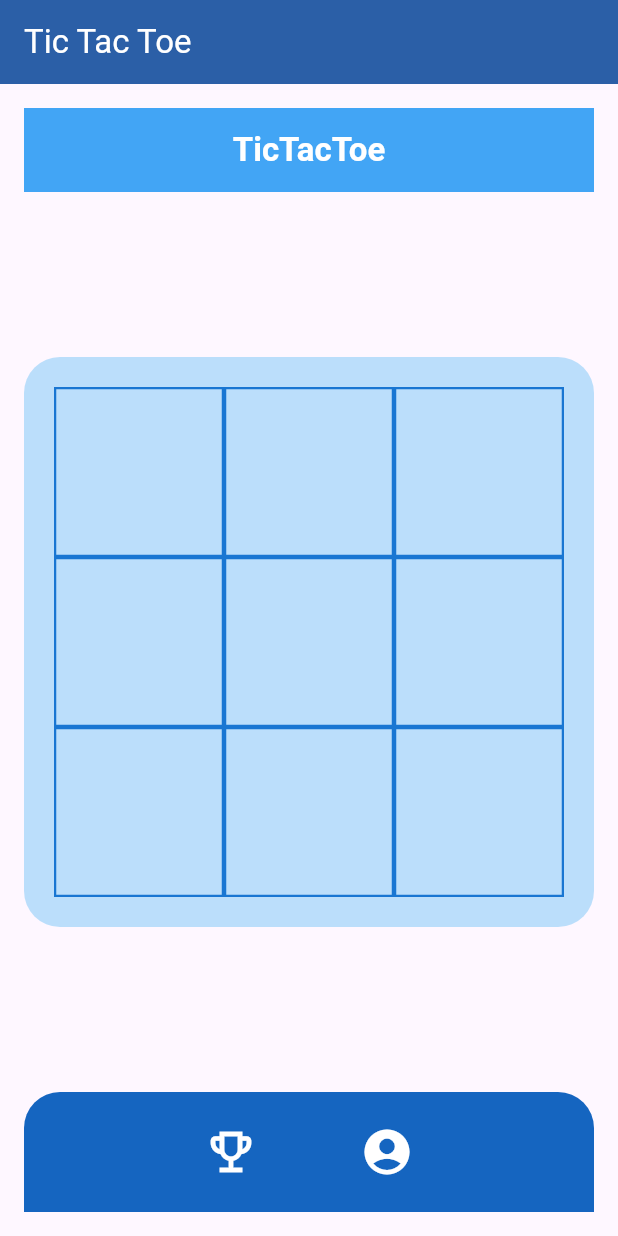
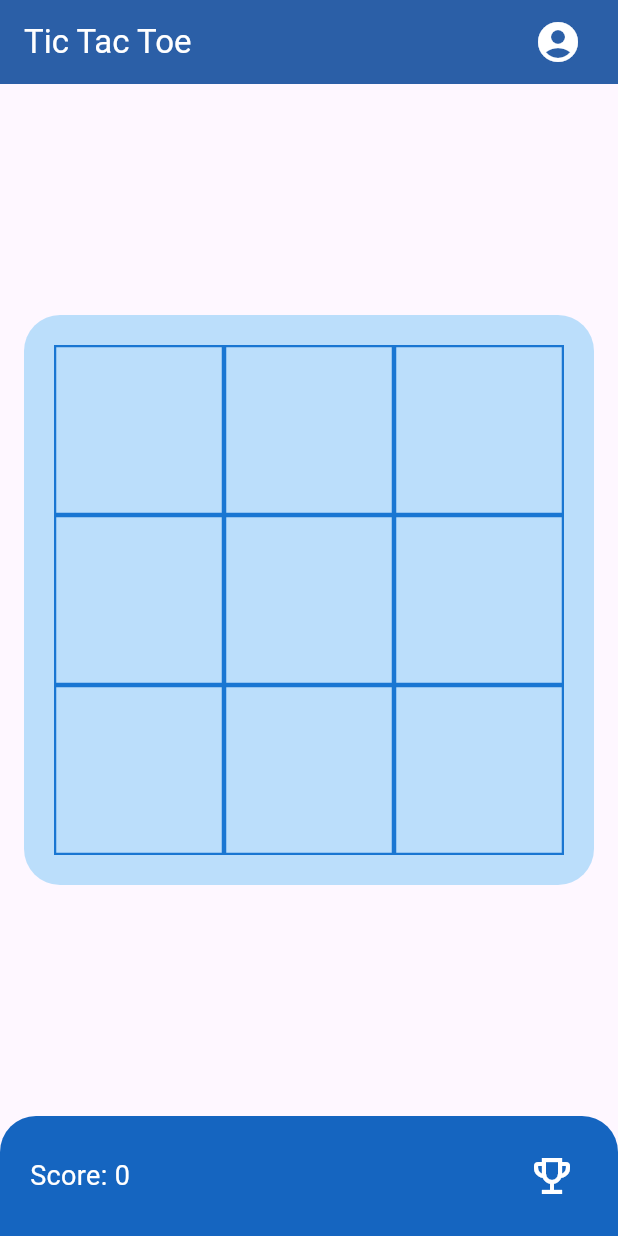
Before and after one commit to Emriqurrizal/tictactekber, a Flutter app: the GameScreen screen opened directly, on a phone screen of 412 x 824 dp. Run offline on Flutter 3.47's test engine with Material 3 defaults, Android fonts, the phone set to English and light mode, and no system bars; our stand-ins replace cloud_firestore, firebase_auth, firebase_core; accounts and stored records are empty.

Commit message:
fixed scoring and footer

```diff
--- a/lib/game.dart
+++ b/lib/game.dart
@@ -8,10 +8,10 @@ class TicTacToeGame extends StatefulWidget {
   const TicTacToeGame({super.key});
 
   @override
-  State<TicTacToeGame> createState() => _TicTacToeGameState();
+  State<TicTacToeGame> createState() => TicTacToeGameState();
 }
 
-class _TicTacToeGameState extends State<TicTacToeGame> {
+class TicTacToeGameState extends State<TicTacToeGame> {
   static const List<List<int>> _winningLines = [
     [0, 1, 2],
     [3, 4, 5],
@@ -47,7 +47,7 @@ class _TicTacToeGameState extends State<TicTacToeGame> {
     }
   }
 
-  Future<int> _getScore() async {
+  Future<int> getScore() async {
     final user = FirebaseAuth.instance.currentUser;
     if (user != null) {
       try {
@@ -111,19 +111,19 @@ class _TicTacToeGameState extends State<TicTacToeGame> {
   }
 
   int _findBestMove() {
-    // 1️⃣ Win if possible
+    // Win if possible
     for (final line in _winningLines) {
       final move = _checkLine(line, 'O');
       if (move != -1) return move;
     }
 
-    // 2️⃣ Block player
+    // Block player
     for (final line in _winningLines) {
       final move = _checkLine(line, 'X');
       if (move != -1) return move;
     }
 
-    // 3️⃣ Random move
+    // Random move
     final empty = <int>[];
     for (int i = 0; i < 9; i++) {
       if (_board[i].isEmpty) empty.add(i);
@@ -164,7 +164,7 @@ class _TicTacToeGameState extends State<TicTacToeGame> {
       builder: (_) => AlertDialog(
         title: Text(title),
         content: FutureBuilder<int>(
-          future: _getScore(),
+          future: getScore(),
           builder: (context, snapshot) {
             final score = snapshot.data ?? _playerScore;
             return Text('Score: $score     Draws: $_draws');
@@ -207,69 +207,9 @@ class _TicTacToeGameState extends State<TicTacToeGame> {
     );
   }
 
-  Future<void> _handleLogout() async {
-    try {
-      await _authService.signOut();
-      if (mounted) {
-        Navigator.of(context).pushNamedAndRemoveUntil(
-          '/',
-          (route) => false,
-        );
-      }
-    } catch (e) {
-      if (mounted) {
-        ScaffoldMessenger.of(context).showSnackBar(
-          SnackBar(content: Text('Logout failed: $e')),
-        );
-      }
-    }
-  }
-
-  void _showProfileMenu() {
-    showModalBottomSheet(
-      context: context,
-      shape: const RoundedRectangleBorder(
-        borderRadius: BorderRadius.vertical(top: Radius.circular(20)),
-      ),
-      builder: (context) => Container(
-        padding: const EdgeInsets.all(20),
-        child: Column(
-          mainAxisSize: MainAxisSize.min,
-          children: [
-            ListTile(
-              leading: const Icon(Icons.logout, color: Colors.red),
-              title: const Text(
-                'Logout',
-                style: TextStyle(color: Colors.red),
-              ),
-              onTap: () {
-                Navigator.pop(context);
-                _handleLogout();
-              },
-            ),
-          ],
-        ),
-      ),
-    );
-  }
-
   @override
   Widget build(BuildContext context) {
     return Scaffold(
-
-      // Header
-      appBar: AppBar(
-        backgroundColor: Colors.blue.shade400,
-        elevation: 0,
-        title: const Text(
-          'TicTacToe',
-          style: TextStyle(
-            fontWeight: FontWeight.bold,
-            color: Colors.white,
-          )
-        ),
-        centerTitle: true,
-      ),
 
       body: Center(
         child: Container(
@@ -292,47 +232,6 @@ class _TicTacToeGameState extends State<TicTacToeGame> {
           ),
         ),
       ),
-
-      // Footer
-      bottomNavigationBar: Container(
-        height: 80,
-        decoration: BoxDecoration(
-          color: Colors.blue.shade800,
-          borderRadius: const BorderRadius.vertical(
-            top: Radius.circular(24),
-          ),
-        ),
-        child: Row(
-          mainAxisAlignment: MainAxisAlignment.center,
-          children: [
-            ElevatedButton(
-              onPressed: () { Navigator.pushNamed(context, '/leaderboard'); },
-              style: ElevatedButton.styleFrom(
-                backgroundColor: Colors.blue.shade800,
-                shadowColor: Colors.transparent,
-              ),
-              child: const Icon(
-                Icons.emoji_events_outlined,
-                color: Colors.white,
-                size: 36,
-              )
-            ),
-            const SizedBox(width: 20),
-            ElevatedButton(
-              onPressed: _showProfileMenu,
-              style: ElevatedButton.styleFrom(
-                backgroundColor: Colors.blue.shade800,
-                shadowColor: Colors.transparent,
-              ),
-              child: const Icon(
-                Icons.account_circle,
-                color: Colors.white,
-                size: 36,
-              )
-            ),
-          ],
-        ),
-      ),
     );
   }
 
--- a/lib/main.dart
+++ b/lib/main.dart
@@ -1,9 +1,9 @@
 import 'package:flutter/material.dart';
 import 'package:firebase_core/firebase_core.dart';
 import 'package:tictactekber/firebase_options.dart';
+import 'package:tictactekber/screens/game_screen.dart';
 import 'package:tictactekber/screens/leaderboard_screen.dart';
 import 'package:tictactekber/screens/login_screen.dart';
-import 'package:tictactekber/game.dart';
 
 void main() async {
   WidgetsFlutterBinding.ensureInitialized();
@@ -27,7 +27,7 @@ class MyApp extends StatelessWidget {
 
       routes: {
         '/': (context) => const LoginScreen(),
-        '/game': (context) => const TicTacToeGame(),
+        '/game': (context) => GameScreen(),
         '/leaderboard': (context) => const LeaderboardScreen(),
       },
     );
--- a/lib/screens/game_screen.dart
+++ b/lib/screens/game_screen.dart
@@ -1,5 +1,8 @@
+import 'package:cloud_firestore/cloud_firestore.dart';
+import 'package:firebase_auth/firebase_auth.dart';
 import 'package:flutter/material.dart';
 import 'package:tictactekber/game.dart';
+import 'package:tictactekber/services/auth_service.dart';
 
 class GameScreen extends StatefulWidget {
   const GameScreen({super.key});
@@ -9,20 +12,120 @@ class GameScreen extends StatefulWidget {
 }
 
 class _GameScreenState extends State<GameScreen> {
-  @override
-  Widget build(BuildContext context) {
-    return Scaffold(
-      appBar: AppBar(
-        title: const Text("Tic Tac Toe"),
-        backgroundColor: const Color(0xFF2B5FA7),
-        foregroundColor: Colors.white,
+  final AuthService _authService = AuthService();
+
+  Future<void> _handleLogout() async {
+    try {
+      await _authService.signOut();
+
+      if (!mounted) return;
+
+      Navigator.of(context).pushNamedAndRemoveUntil(
+        '/',
+        (route) => false,
+      );
+    } catch (e) {
+      if (!mounted) return;
+
+      ScaffoldMessenger.of(context).showSnackBar(
+        SnackBar(content: Text('Logout failed: $e')),
+      );
+    }
+  }
+
+  void _showLogoutSheet() {
+    showModalBottomSheet(
+      context: context,
+      shape: const RoundedRectangleBorder(
+        borderRadius: BorderRadius.vertical(top: Radius.circular(20)),
       ),
-      body: const SafeArea(
-        child: Padding(
-          padding: EdgeInsets.all(16.0),
-          child: TicTacToeGame(),
+      builder: (_) => Padding(
+        padding: const EdgeInsets.all(20),
+        child: ListTile(
+          leading: const Icon(Icons.logout, color: Colors.red),
+          title: const Text(
+            'Logout',
+            style: TextStyle(color: Colors.red),
+          ),
+          onTap: () {
+            Navigator.pop(context);
+            _handleLogout();
+          },
         ),
       ),
     );
   }
+
+  @override
+  Widget build(BuildContext context) {
+    return Scaffold(
+
+
+      // Header
+      appBar: AppBar(
+        title: const Text('Tic Tac Toe'),
+        backgroundColor: const Color(0xFF2B5FA7),
+        foregroundColor: Colors.white,
+        actions: [
+          IconButton(
+            icon: const Icon(Icons.account_circle, size: 32),
+            onPressed: _showLogoutSheet,
+          ),
+          Padding(
+            padding: const EdgeInsets.only(right: 16),
+            child: Text(
+              _authService.currentUser?.displayName ?? 'Guest',
+              style: TextStyle(fontSize: 16, color: Colors.white),
+            ),
+          ),
+        ],
+      ),
+      body: const SafeArea(
+        child: Padding(
+          padding: EdgeInsets.all(16),
+          child: TicTacToeGame(),
+        ),
+      ),
+
+
+      // Footer
+      bottomNavigationBar: Container(
+        height: 80,
+        padding: const EdgeInsets.symmetric(horizontal: 20),
+        decoration: BoxDecoration(
+          color: Colors.blue.shade800,
+          borderRadius: const BorderRadius.vertical(
+            top: Radius.circular(24),
+          ),
+        ),
+        child: Row(
+          children: [
+            StreamBuilder<DocumentSnapshot>(
+              stream: FirebaseFirestore.instance
+                  .collection('users')
+                  .doc(FirebaseAuth.instance.currentUser!.uid)
+                  .snapshots(),
+              builder: (context, snapshot) {
+                final score = snapshot.data?.get('score') ?? 0;
+                return Text(
+                  'Score: $score',
+                  style: const TextStyle(color: Colors.white, fontSize: 18),
+                );
+              },
+            ),
+            const Spacer(),
+
+            IconButton(
+              icon: const Icon(Icons.emoji_events_outlined, size: 32),
+              onPressed: () {
+                Navigator.pushNamed(context, '/leaderboard');
+              },
+              color: Colors.white,
+            ),
+          ],
+        ),
+      ),
+
+    );
+  }
 }
```
